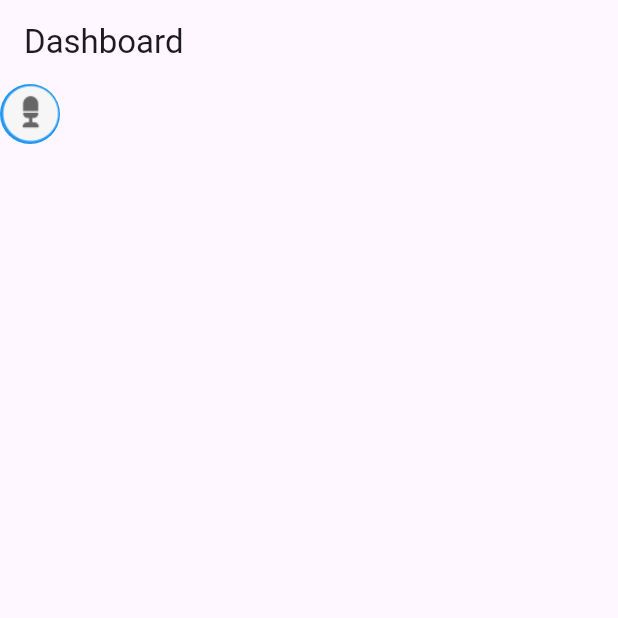
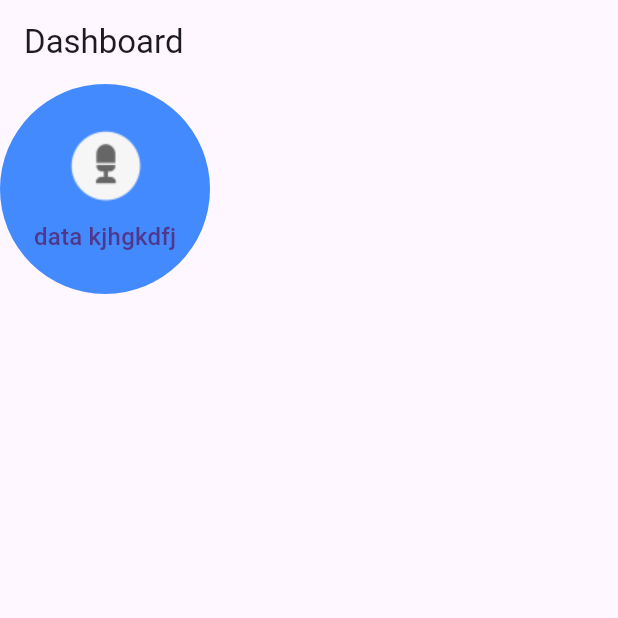
Before and after one commit to Foysalrabby/Classpractice33, a Flutter app: the screen it shows after launch, on a phone screen of 412 x 824 dp, the top half of it. Run offline on Flutter 3.47's test engine with Material 3 defaults, Android fonts, the phone set to English and light mode, and no system bars.

Commit message:
circle avator

```diff
--- a/customclass/lib/main.dart
+++ b/customclass/lib/main.dart
@@ -28,11 +28,27 @@ class Mydassboard extends StatelessWidget {
       title: Text("Dashboard"),
 
      ),
-    body:CircleAvatar(
-      backgroundImage: AssetImage("assets/images/icons8-mic-50.png"),
-      backgroundColor: Colors.blue,
+    body : CircleAvatar(
+      child:Container(
+         width: 100,
+         height: 100,
+         child: Column(children: [
+            Container(
+              width: 70,
+              height: 70,
+              child:  Image.asset("assets/images/icons8-mic-50.png",),
+            ),
 
-      )
+            Text("data kjhgkdfj")
+          ]),
+
+      ),
+
+          radius: 70,
+          backgroundColor: Colors.blueAccent,
+
+
+    )
 
    );
   }
```
